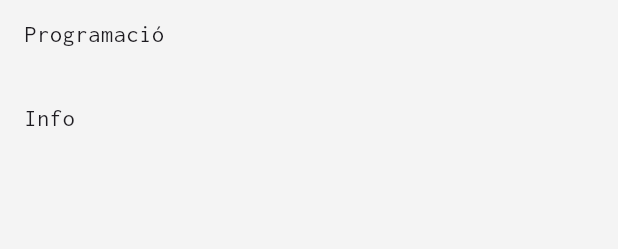
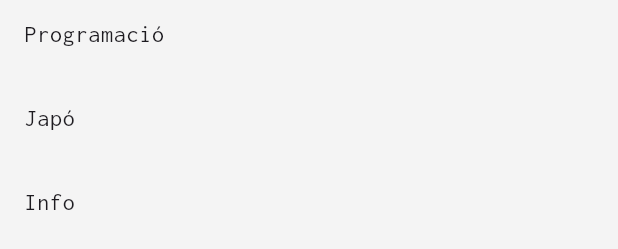
Before and after one commit to lunaticfriki/staretz, a Flutter app: the BlogDrawer widget shown alone on an empty page, opened directly, on a phone screen of 412 x 824 dp. Shown: the part 597-846 px from the top of the screen. Run offline on Flutter 3.47's test engine with Material 3 defaults, Android fonts, the phone set to English and light mode, and no system bars; our stand-ins replace equatable, faker, flutter_bloc, flutter_markdown, get_it, go_router and 3 more; missing offline and left inert: pixelarticons; accounts and stored records are empty.

Commit message:
japan tag

```diff
--- a/lib/config/translations.dart
+++ b/lib/config/translations.dart
@@ -17,5 +17,6 @@ class AppTranslations {
   static const String menuVideogames = 'Videojocs';
   static const String menuPhilosophy = 'Filosofia';
   static const String menuProgramming = 'Programació';
+  static const String menuJapan = 'Japó';
   static const String menuAbout = 'Info';
 }
--- a/lib/presentation/widgets/blog_drawer.dart
+++ b/lib/presentation/widgets/blog_drawer.dart
@@ -17,6 +17,7 @@ class BlogDrawer extends StatelessWidget {
       {'label': AppTranslations.menuVideogames, 'path': '/tag/videogames'},
       {'label': AppTranslations.menuPhilosophy, 'path': '/tag/philosophy'},
       {'label': AppTranslations.menuProgramming, 'path': '/tag/programming'},
+      {'label': AppTranslations.menuJapan, 'path': '/tag/japan'},
       {'label': AppTranslations.menuAbout, 'path': '/about'},
     ];
 
--- a/lib/presentation/widgets/nav_menu.dart
+++ b/lib/presentation/widgets/nav_menu.dart
@@ -15,6 +15,7 @@ class _NavMenuState extends State<NavMenu> {
     {'label': AppTranslations.menuVideogames, 'path': '/tag/videogames'},
     {'label': AppTranslations.menuPhilosophy, 'path': '/tag/philosophy'},
     {'label': AppTranslations.menuProgramming, 'path': '/tag/programming'},
+    {'label': AppTranslations.menuJapan, 'path': '/tag/japan'},
     {'label': AppTranslations.menuAbout, 'path': '/about'},
   ];
 
```
Also changed, not shown: lib/infrastructure/services/in_memory_read_service.dart (+7 -1 lines).
